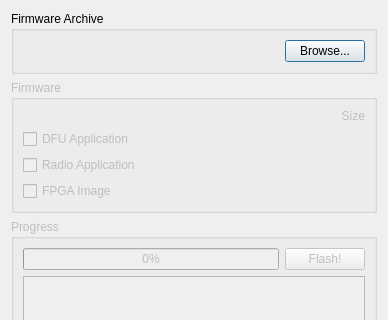
First picture: the form in osdrupgrade.ui, repository osmocom/sdrangelove, before the edit; both pictures show x 0 to 388 and y 0 to 320 of the 388 by 503 pixel window.
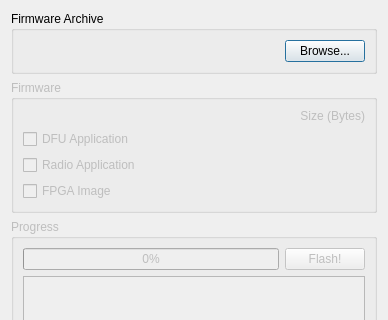
Second picture: the form after the edit.

Diff of the .ui file:
```diff
--- a/osdrupgrade.ui
+++ b/osdrupgrade.ui
@@ -87,7 +87,7 @@
       <item row="0" column="1">
        <widget class="QLabel" name="label_4">
         <property name="text">
-         <string>Size</string>
+         <string>Size (Bytes)</string>
         </property>
         <property name="alignment">
          <set>Qt::AlignRight|Qt::AlignTrailing|Qt::AlignVCenter</set>
```
